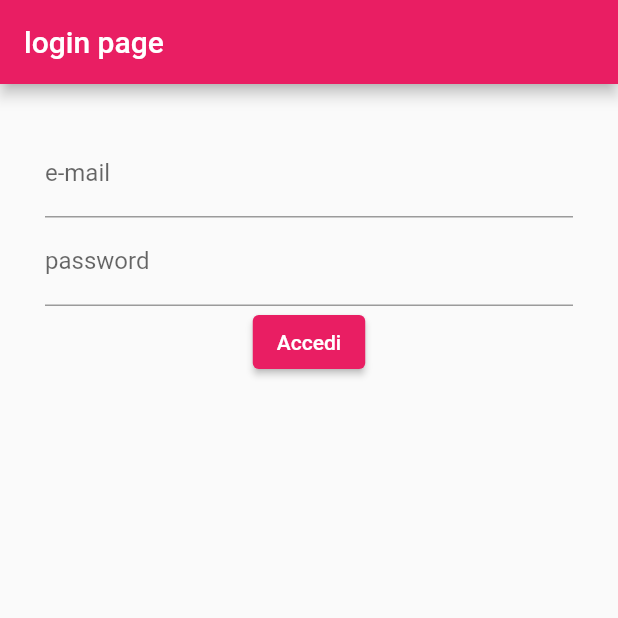
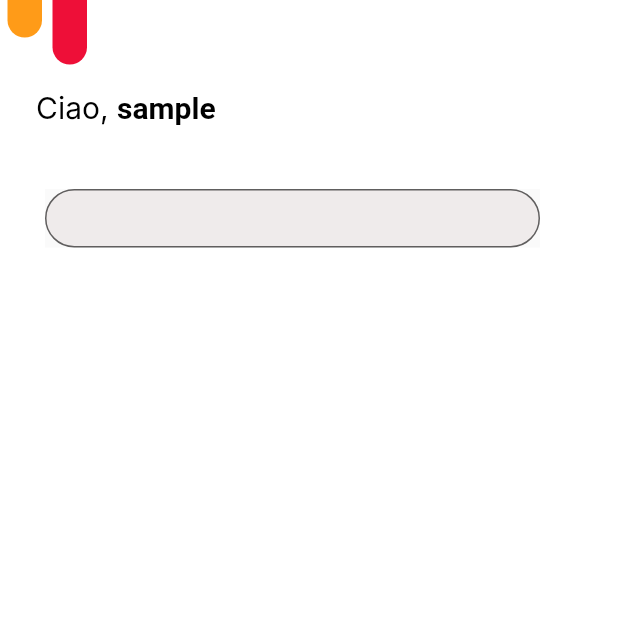
Before and after one commit to alessiomodonesi/food-app, a Flutter app: the screen it shows after launch, after a tap on "Accedi", on a phone screen of 412 x 824 dp, the top half of it. Run offline on Flutter 3.47's test engine with Material 2 defaults, Android fonts, the phone set to English and light mode, and no system bars; Roboto replaces fonts that are missing (Inter).

Commit message:
Inizio App

```diff
--- /dev/null
+++ b/lib/homepage.dart
@@ -0,0 +1,86 @@
+import 'package:flutter/material.dart';
+
+class Homepage extends StatefulWidget {
+  const Homepage({super.key});
+
+  @override
+  State<Homepage> createState() => _HomepageState();
+}
+
+class _HomepageState extends State<Homepage> {
+  String name = "sample";
+  @override
+  Widget build(BuildContext context) {
+    return Stack(
+      children: [
+        Container(
+          color: const Color(0xFFFFFFFF),
+        ),
+        Positioned(
+            width: 23,
+            height: 56,
+            left: 5,
+            top: -31,
+            child: Container(
+              decoration: BoxDecoration(
+                  borderRadius: BorderRadius.circular(25),
+                  color: const Color(0xFFFF9B18)),
+            )),
+        Positioned(
+            width: 23,
+            height: 56,
+            left: 35,
+            top: -13,
+            child: Container(
+              decoration: BoxDecoration(
+                  borderRadius: BorderRadius.circular(25),
+                  color: const Color(0xFFEE0F38)),
+            )),
+        Positioned(
+            width: 400,
+            height: 270,
+            left: 24,
+            top: 60,
+            child: Container(
+                child: RichText(
+              text: TextSpan(
+                text: 'Ciao, ',
+                style: const TextStyle(
+                    color: Colors.black,
+                    fontStyle: FontStyle.normal,
+                    fontSize: 20,
+                    fontFamily: 'Inter'),
+                children: <TextSpan>[
+                  TextSpan(
+                      text: name,
+                      style: const TextStyle(fontWeight: FontWeight.bold)),
+                ],
+              ),
+            ))),
+        Positioned(
+            left: 30,
+            top: 126,
+            child: Material(
+              child: Column(
+                children: [
+                  SizedBox(
+                    width: 330,
+                    height: 39,
+                    child: TextField(
+                      decoration: InputDecoration(
+                        border: OutlineInputBorder(
+                          borderRadius: BorderRadius.circular(341),
+                        ),
+                        filled: true,
+                        fillColor: const Color(0xEEEEEAEA),
+                      ),
+                      style: TextStyle(fontSize: 20),
+                    ),
+                  ),
+                ],
+              ),
+            )),
+      ],
+    );
+  }
+}
--- a/lib/logintry.dart
+++ b/lib/logintry.dart
@@ -1,6 +1,7 @@
 // ignore_for_file: prefer_const_constructors
 
 import 'package:flutter/material.dart';
+import 'homepage.dart';
 
 class LoginPage extends StatefulWidget {
   @override
@@ -28,7 +29,12 @@ class _LoginPageState extends State<LoginPage> {
                   decoration: InputDecoration(labelText: 'password'),
                   obscureText: true,
                 ),
-                ElevatedButton(onPressed: () {}, child: Text('Accedi'))
+                ElevatedButton(
+                    onPressed: () {
+                      Navigator.push(context,
+                          MaterialPageRoute(builder: (_) => const Homepage()));
+                    },
+                    child: Text('Accedi'))
               ],
             ))));
   }
```
Also changed, not shown: lib/types/catalog.dart (added), lib/utils/endpoints.dart (added), lib/utils/utils.dart (added).
